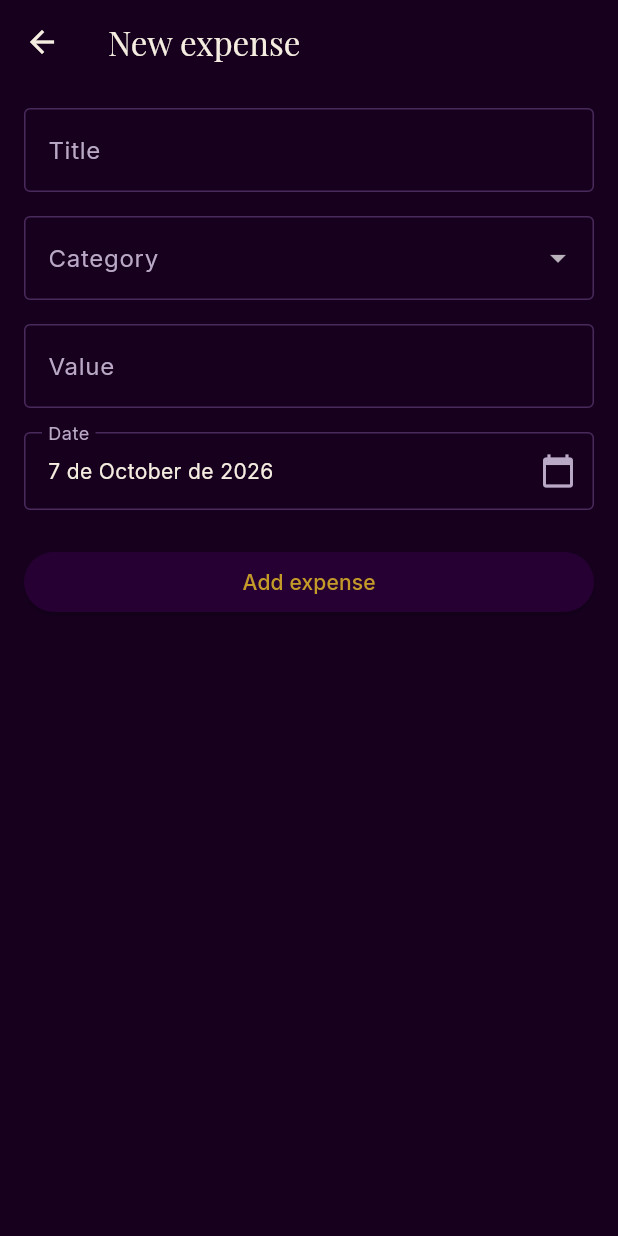
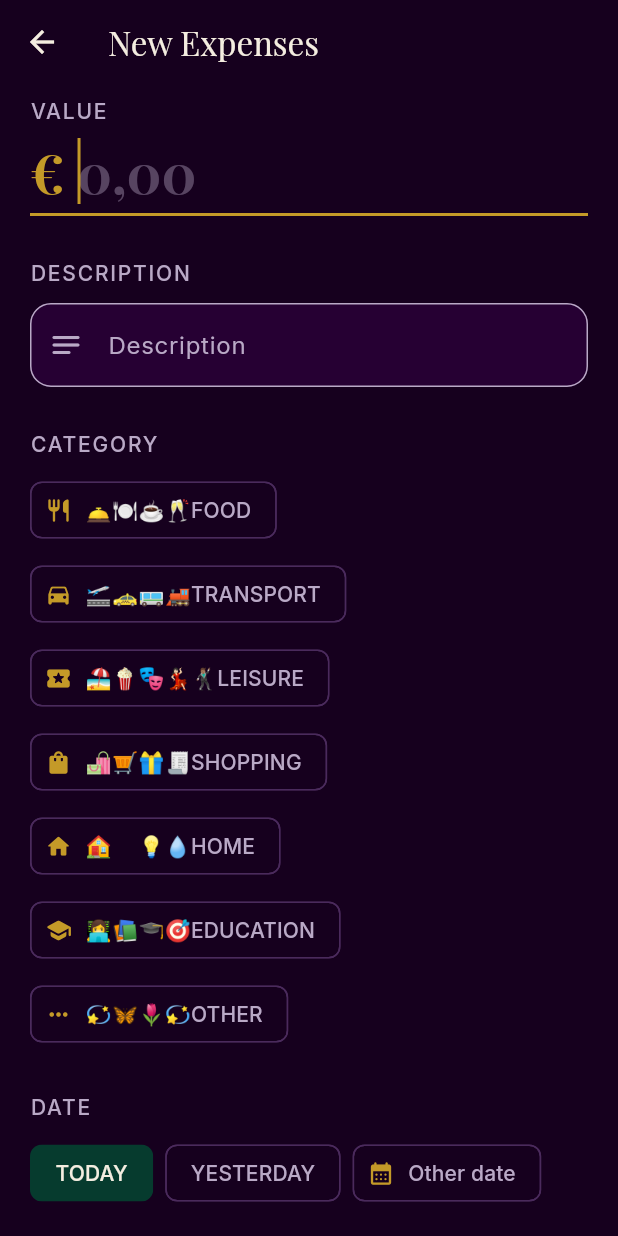
Before and after one commit to hertafranca/OrcamentoMensalemFlutter, a Flutter app: the AddExpensePage screen opened directly, on a phone screen of 412 x 824 dp. Run offline on Flutter 3.47's test engine with Material 3 defaults, Android fonts, the phone set to English and light mode, and no system bars; our stand-ins replace google_fonts, shared_preferences; accounts and stored records are empty.

Commit message:
Update add_expense_page.dart
Valor primeiro e em destaque: é a informação principal de um gasto;
Categorias em botões com ícone: um toque em vez de abrir uma lista;
Atalhos de data: Hoje e Ontem resolvem a maioria dos casos sem abrir o calendário;
Campo de valor só aceita números, vírgula e ponto;
Erros desaparecem enquanto o usuário corrige.

```diff
--- a/lib/screens/add_expense_page.dart
+++ b/lib/screens/add_expense_page.dart
@@ -1,90 +1,93 @@
 import 'package:flutter/material.dart';
+import 'package:flutter/services.dart';
+
 import '../models/expense.dart';
 import '../models/expense_category.dart';
+import '../theme/app_colors.dart';
+import '../theme/app_theme.dart';
+import '../theme/category_icons.dart';
 import '../utils/date_formatter.dart';
-//importa os modelos de dados necessários para a página de adicionar despesas.
+
 class AddExpensePage extends StatefulWidget {
   final Expense? expenseToEdit;
-//adiciona a página de gastos e edita.
+
   const AddExpensePage({super.key, this.expenseToEdit});
 
   @override
   State<AddExpensePage> createState() => _AddExpensePageState();
 }
-//criar o estado da página de adicionar despesas,
-//que gerencia a lógica e o estado da interface do usuário.
+
 class _AddExpensePageState extends State<AddExpensePage> {
   final _formKey = GlobalKey<FormState>();
-//cria uma chave global para o formulário,
-// permitindo a validação e o gerenciamento do estado do formulário.
+
   late final TextEditingController _titleController;
   late final TextEditingController _amountController;
-//cria controladores de texto para os campos de título e valor,
-// permitindo a leitura e a manipulação do texto inserido pelo usuário.
+
   ExpenseCategory? _selectedCategory;
   late DateTime _selectedDate;
-//variáveis para armazenar a categoria selecionada e a data selecionada,
-// permitindo que o usuário escolha uma categoria e uma data para a despesa.
+
+  // Fica true depois da primeira tentativa de salvar.
+  // A partir daí, os erros são atualizados enquanto o usuário digita.
+  bool _triedToSave = false;
+
   bool get _isEditing {
     return widget.expenseToEdit != null;
   }
-//verifica se a página está em modo de edição,
-// retornando true se houver uma despesa a ser editada e false caso contrário.
+
   @override
   void initState() {
     super.initState();
-//inicializa o estado da página, configurando os controladores de texto e
-// as variáveis de categoria e data com base na despesa a ser editada, se houver.
+
     final expense = widget.expenseToEdit;
 
     _titleController = TextEditingController(text: expense?.title ?? '');
 
     _amountController = TextEditingController(
-      text: expense == null ? '' : expense.amount.toStringAsFixed(2),
+      text: expense == null
+          ? ''
+          : expense.amount.toStringAsFixed(2).replaceAll('.', ','),
     );
-//inicializa os controladores de texto com o título e o valor da despesa
-// a ser editada,
-// ou com valores padrão caso não haja despesa a ser editada.
+
     _selectedCategory = expense?.category;
 
-    // Novo gasto: começa com a data de hoje.
-    // Edição: começa com a data do gasto.
     _selectedDate = expense?.date ?? DateFormatter.onlyDate(DateTime.now());
+  }
+
+  void _selectDate(DateTime date) {
+    setState(() {
+      _selectedDate = date;
+    });
   }
 
   Future<void> _pickDate() async {
     final today = DateFormatter.onlyDate(DateTime.now());
-//exibe um seletor de data para o usuário escolher a data da despesa,
-// limitando a seleção entre o ano 2000 e a data atual.
+
     final pickedDate = await showDatePicker(
       context: context,
       initialDate: _selectedDate.isAfter(today) ? today : _selectedDate,
       firstDate: DateTime(2000),
       lastDate: today,
-      helpText: ' Expense Date ',
+      helpText: 'Expense Date',
     );
-// verifica se o usuário selecionou uma data válida e
-//se a página ainda está montada,
-// atualizando a variável _selectedDate com a data escolhida.
+
     if (pickedDate == null || !mounted) {
       return;
     }
 
-    setState(() {
-      _selectedDate = DateFormatter.onlyDate(pickedDate);
-    });
+    _selectDate(DateFormatter.onlyDate(pickedDate));
   }
-//salva a despesa, validando o formulário e criando um novo objeto Expense
-// ou atualizando um existente,
-// e retorna à página anterior com a despesa salva.
+
   void _saveExpense() {
     final isValid = _formKey.currentState!.validate();
 
     if (!isValid) {
+      setState(() {
+        _triedToSave = true;
+      });
+
       return;
     }
-//valida o formulário e retorna se não for válido,
-//impedindo o salvamento de dados inválidos.
+
     final amount = double.parse(_amountController.text.replaceAll(',', '.'));
 
     final existingExpense = widget.expenseToEdit;
@@ -96,15 +99,14 @@ class _AddExpensePageState extends State<AddExpensePage> {
             category: _selectedCategory!,
             amount: amount,
             date: _selectedDate,
-          )// cria um novo objeto Expense com os dados inseridos pelo usuário
-          // caso não haja uma despesa existente a ser editada.
+          )
         : existingExpense.copyWith(
             title: _titleController.text.trim(),
             category: _selectedCategory!,
             amount: amount,
             date: _selectedDate,
           );
-// atualiza a despesa existente com os novos dados inseridos pelo usuário.
+
     Navigator.pop(context, expense);
   }
 
@@ -115,85 +117,67 @@ class _AddExpensePageState extends State<AddExpensePage> {
 
     super.dispose();
   }
-//descarta os controladores de texto quando a página
-// é removida da árvore de widgets,
-// liberando recursos e evitando vazamentos de memória.
+
   @override
   Widget build(BuildContext context) {
+    final textTheme = Theme.of(context).textTheme;
+    final colorScheme = Theme.of(context).colorScheme;
+
+    final amountStyle = textTheme.displaySmall?.copyWith(
+      color: AppColors.richGold,
+      fontWeight: FontWeight.w700,
+    );
+
+    final sectionStyle = textTheme.labelLarge?.copyWith(
+      color: AppColors.textSecondary,
+      letterSpacing: 1.2,
+    );
+
+    final today = DateFormatter.onlyDate(DateTime.now());
+    final yesterday = DateTime(today.year, today.month, today.day - 1);
+    final isToday = DateFormatter.isSameDay(_selectedDate, today);
+    final isYesterday = DateFormatter.isSameDay(_selectedDate, yesterday);
+    final isOtherDate = !isToday && !isYesterday;
+
     return Scaffold(
-      appBar: AppBar(title: Text(_isEditing ? 'Edit expense' : 'New expense')),
+      appBar: AppBar(
+        title: Text(_isEditing ? 'Edit Expenses' : 'New Expenses'),
+      ),
       body: SafeArea(
-        child: SingleChildScrollView(
-          padding: const EdgeInsets.all(16),
         child: Form(
           key: _formKey,
-            child: Column(
-              crossAxisAlignment: CrossAxisAlignment.stretch,
+          autovalidateMode: _triedToSave
+              ? AutovalidateMode.onUserInteraction
+              : AutovalidateMode.disabled,
+          child: ListView(
+            padding: const EdgeInsets.fromLTRB(20, 8, 20, 32),
             children: [
-                TextFormField(
-                  controller: _titleController,
-                  decoration: const InputDecoration(
-                    labelText: 'Title',
-                    border: OutlineInputBorder(),
-                  ),
-                  validator: (value) {
-                    if (value == null || value.trim().isEmpty) {
-                      return 'Inform a title';
-                    }
-
-                    return null;
-                  },
-                ),
-                //cria um campo de texto para o título da despesa,
-                // com validação para garantir que o usuário insira
-                // um título válido.
-                const SizedBox(height: 16),
-                DropdownButtonFormField<ExpenseCategory>(
-                  initialValue: _selectedCategory,
-                  decoration: const InputDecoration(
-                    labelText: 'Category',
-                    border: OutlineInputBorder(),
-                  ),//cria um campo de seleção suspensa para a categoria da despesa,
-                  // permitindo que o usuário escolha entre as categorias disponíveis.
-                  items: ExpenseCategory.values.map((category) {
-                    return DropdownMenuItem<ExpenseCategory>(
-                      value: category,
-                      child: Text(category.label),
-                    );
-                  }).toList(),
-                  onChanged: (category) {
-                    setState(() {
-                      _selectedCategory = category;
-                    });
-                  },
-                  validator: (value) {
-                    if (value == null) {
-                      return 'Select a category';
-                    }
-//valida a seleção da categoria, garantindo que o usuário escolha uma
-//  categoria válida.
-                    return null;
-                  },
-                ),
-                const SizedBox(height: 16),
+              Text('VALUE', style: sectionStyle),
               TextFormField(
                 controller: _amountController,
+                autofocus: !_isEditing,
+                style: amountStyle,
                 keyboardType: const TextInputType.numberWithOptions(
                   decimal: true,
-                  ),//cria um campo de texto para o valor da despesa,
-                  // permitindo que o usuário insira um valor numérico
-                  // com casas decimais.
-                  decoration: const InputDecoration(
-                    labelText: 'Value',
+                ),
+                inputFormatters: [
+                  FilteringTextInputFormatter.allow(RegExp(r'[0-9.,]')),
+                ],
+                textInputAction: TextInputAction.next,
+                decoration: InputDecoration(
                   prefixText: '€ ',
-                    border: OutlineInputBorder(),
+                  prefixStyle: amountStyle,
+                  hintText: '0,00',
+                  hintStyle: amountStyle?.copyWith(
+                    color: AppColors.textSecondary.withValues(alpha: 0.4),
+                  ),
+                  border: const UnderlineInputBorder(),
                 ),
                 validator: (value) {
                   if (value == null || value.trim().isEmpty) {
                     return 'Inform the value';
                   }
-//valida o valor inserido, garantindo que o usuário forneça
-// um valor válido e maior que zero.
+
                   final amount = double.tryParse(value.replaceAll(',', '.'));
 
                   if (amount == null) {
@@ -201,46 +185,131 @@ class _AddExpensePageState extends State<AddExpensePage> {
                   }
 
                   if (amount <= 0) {
-                      return 'The value must be greater than zero';
+                    return 'The value must be greater than zero.';
                   }
 
                   return null;
                 },
-                ),//cria um campo de texto para o valor da despesa,
-                // permitindo que o usuário insira um valor numérico
-                //com casas decimais,
-                const SizedBox(height: 16),
-                InkWell(
-                  onTap: _pickDate,
-                  borderRadius: BorderRadius.circular(4),
-                  child: InputDecorator(
-                    decoration: const InputDecoration(
-                      labelText: 'Date',
-                      border: OutlineInputBorder(),
-                      suffixIcon: Icon(Icons.calendar_today),
-                    ),//cria um campo de entrada para a data da despesa,
-                    // permitindo que o usuário selecione uma data usando
-                    //um seletor de data.
-                    child: Text(DateFormatter.fullDate(_selectedDate)),
               ),
-                  //exibe a data selecionada no campo de entrada,
-                  // formatada de acordo com o padrão
-                  // definido na classe DateFormatter.
-                  //quando o usuário toca no campo, o método _pickDate é
-                  //chamado para abrir o seletor de data.
-                ),//cria um campo de entrada para a data da despesa,
-                const SizedBox(height: 24),
-                ElevatedButton(
-                  onPressed: _saveExpense,
-                  child: Text(_isEditing ? 'Salve change' : 'Add expense'),
+              const SizedBox(height: 28),
+              Text('DESCRIPTION', style: sectionStyle),
+              const SizedBox(height: 10),
+              TextFormField(
+                controller: _titleController,
+                textCapitalization: TextCapitalization.sentences,
+                textInputAction: TextInputAction.done,
+                decoration: AppTheme.input(
+                  label: 'Description',
+                  hintText: 'Ex.: shopping, Uber, movie',
+                  prefixIcon: const Icon(Icons.notes_rounded),
+                ),
+                validator: (value) {
+                  if (value == null || value.trim().isEmpty) {
+                    return 'Inform a description';
+                  }
+
+                  return null;
+                },
+              ),
+              const SizedBox(height: 28),
+              Text('CATEGORY', style: sectionStyle),
+              const SizedBox(height: 10),
+              FormField<ExpenseCategory>(
+                initialValue: _selectedCategory,
+                validator: (value) {
+                  if (value == null) {
+                    return 'Select a category';
+                  }
+
+                  return null;
+                },
+                builder: (field) {
+                  return Column(
+                    crossAxisAlignment: CrossAxisAlignment.start,
+                    children: [
+                      Wrap(
+                        spacing: 8,
+                        runSpacing: 8,
+                        children: ExpenseCategory.values.map((category) {
+                          return ChoiceChip(
+                            avatar: Icon(category.icon, size: 18),
+                            label: Text(category.label),
+                            selected: field.value == category,
+                            showCheckmark: false,
+                            onSelected: (_) {
+                              setState(() {
+                                _selectedCategory = category;
+                              });
+
+                              field.didChange(category);
+                            },
+                          );
+                        }).toList(),
+                      ),
+                      if (field.hasError)
+                        Padding(
+                          padding: const EdgeInsets.only(top: 8, left: 4),
+                          child: Text(
+                            field.errorText!,
+                            style: textTheme.bodySmall?.copyWith(
+                              color: colorScheme.error,
+                            ),
+                          ),
+                        ),
+                    ],
+                  );
+                },
+              ),
+              const SizedBox(height: 28),
+              Text('DATE', style: sectionStyle),
+              const SizedBox(height: 10),
+              Wrap(
+                spacing: 8,
+                runSpacing: 8,
+                children: [
+                  ChoiceChip(
+                    label: const Text('TODAY'),
+                    selected: isToday,
+                    showCheckmark: false,
+                    onSelected: (_) {
+                      _selectDate(today);
+                    },
+                  ),
+                  ChoiceChip(
+                    label: const Text('YESTERDAY'),
+                    selected: isYesterday,
+                    showCheckmark: false,
+                    onSelected: (_) {
+                      _selectDate(yesterday);
+                    },
+                  ),
+                  ChoiceChip(
+                    avatar: const Icon(Icons.calendar_month_rounded, size: 18),
+                    label: Text(
+                      isOtherDate
+                          ? DateFormatter.fullDate(_selectedDate)
+                          : 'Other date',
+                    ),
+                    selected: isOtherDate,
+                    showCheckmark: false,
+                    onSelected: (_) {
+                      _pickDate();
+                    },
                   ),
                 ],
               ),
+              const SizedBox(height: 40),
+              FilledButton.icon(
+                onPressed: _saveExpense,
+                icon: Icon(
+                  _isEditing ? Icons.check_rounded : Icons.add_rounded,
+                ),
+                label: Text(_isEditing ? 'Save Change' : 'Add Expense'),
+              ),
+            ],
           ),
         ),
       ),
     );
   }
 }
-//cria a interface do usuário da página de adicionar despesas,
-// incluindo campos de entrada para título, categoria, valor e data,
```
Lines whose indentation alone changed are shown as unchanged.
